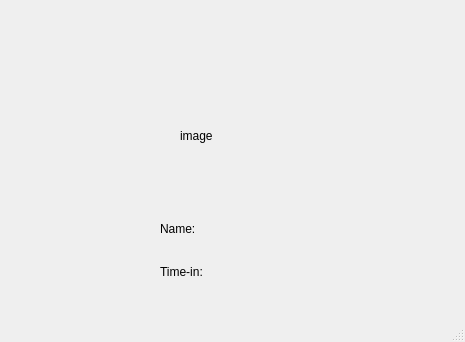
First picture: the form in GUI/information.ui, repository phuongthunee/Face-Recognition-in-Real-time, before the edit.
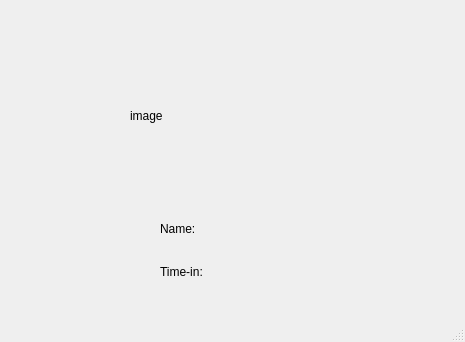
Second picture: the form after the edit.

Commit message: success display full-size raw images

Diff of the .ui file:
```diff
--- a/GUI/information.ui
+++ b/GUI/information.ui
@@ -74,10 +74,10 @@
    <widget class="QLabel" name="imageLabel">
     <property name="geometry">
      <rect>
-      <x>180</x>
-      <y>70</y>
-      <width>121</width>
-      <height>131</height>
+      <x>130</x>
+      <y>30</y>
+      <width>221</width>
+      <height>171</height>
      </rect>
     </property>
     <property name="text">
```
The commit also changes 2 other files.
